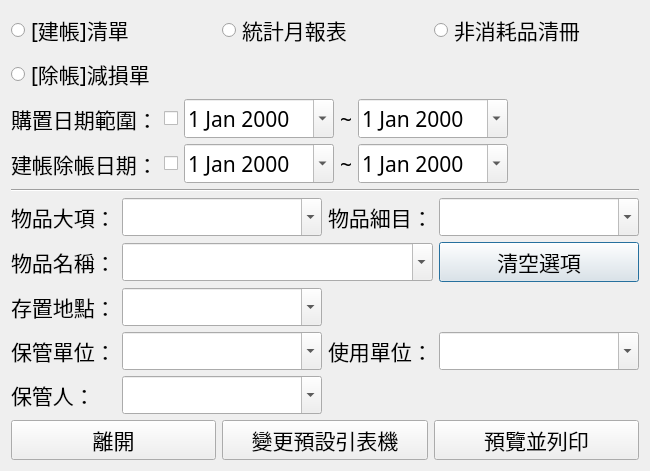
alchenerd/hvhnonc, file myqtpy/printmenu.ui: the form before one commit.
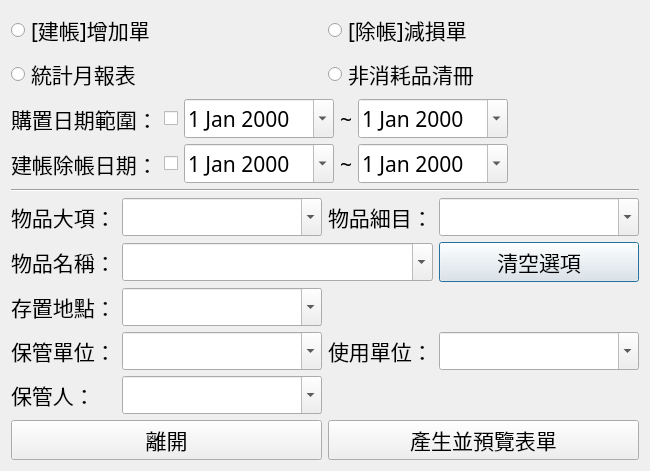
The form after the commit.

Patch:
```diff
--- a/myqtpy/printmenu.ui
+++ b/myqtpy/printmenu.ui
@@ -16,8 +16,21 @@
   <layout class="QVBoxLayout" name="verticalLayout">
    <item>
     <layout class="QGridLayout" name="gridLayout">
-     <item row="1" column="0">
-      <widget class="QRadioButton" name="rb4">
+     <item row="0" column="0">
+      <widget class="QRadioButton" name="rb_register">
+       <property name="font">
+        <font>
+         <family>微軟正黑體</family>
+         <pointsize>16</pointsize>
+        </font>
+       </property>
+       <property name="text">
+        <string>[建帳]增加單</string>
+       </property>
+      </widget>
+     </item>
+     <item row="0" column="1">
+      <widget class="QRadioButton" name="rb_unregister">
        <property name="font">
         <font>
          <family>微軟正黑體</family>
@@ -29,8 +42,8 @@
        </property>
       </widget>
      </item>
-     <item row="0" column="1">
-      <widget class="QRadioButton" name="rb2">
+     <item row="1" column="0">
+      <widget class="QRadioButton" name="rb_monthly">
        <property name="font">
         <font>
          <family>微軟正黑體</family>
@@ -42,8 +55,8 @@
        </property>
       </widget>
      </item>
-     <item row="0" column="2">
-      <widget class="QRadioButton" name="rb3">
+     <item row="1" column="1">
+      <widget class="QRadioButton" name="rb_full">
        <property name="font">
         <font>
          <family>微軟正黑體</family>
@@ -55,19 +68,6 @@
        </property>
       </widget>
      </item>
-     <item row="0" column="0">
-      <widget class="QRadioButton" name="rb1">
-       <property name="font">
-        <font>
-         <family>微軟正黑體</family>
-         <pointsize>16</pointsize>
-        </font>
-       </property>
-       <property name="text">
-        <string>[建帳]清單</string>
-       </property>
-      </widget>
-     </item>
     </layout>
    </item>
    <item>
@@ -485,19 +485,6 @@
        </property>
       </widget>
      </item>
-     <item>
-      <widget class="QPushButton" name="changeDefaultPrinterBtn">
-       <property name="font">
-        <font>
-         <family>微軟正黑體</family>
-         <pointsize>16</pointsize>
-        </font>
-       </property>
-       <property name="text">
-        <string>變更預設引表機</string>
-       </property>
-      </widget>
-     </item>
      <item>
       <widget class="QPushButton" name="previewBtn">
        <property name="font">
@@ -507,7 +494,7 @@
         </font>
        </property>
        <property name="text">
-        <string>預覽並列印</string>
+        <string>產生並預覽表單</string>
        </property>
       </widget>
      </item>
```
Left out of the diff: 12 changed lines with no effect on the pictures.
